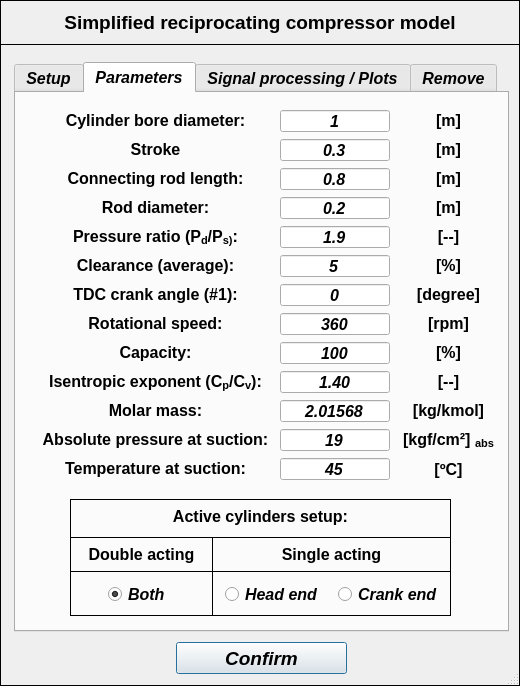
This is data/user_input/ui/Model/Setup/Acoustic/compressorModelInput.ui in open-pulse/OpenPulse as Qt 5 draws it before an edit. The edited form follows.
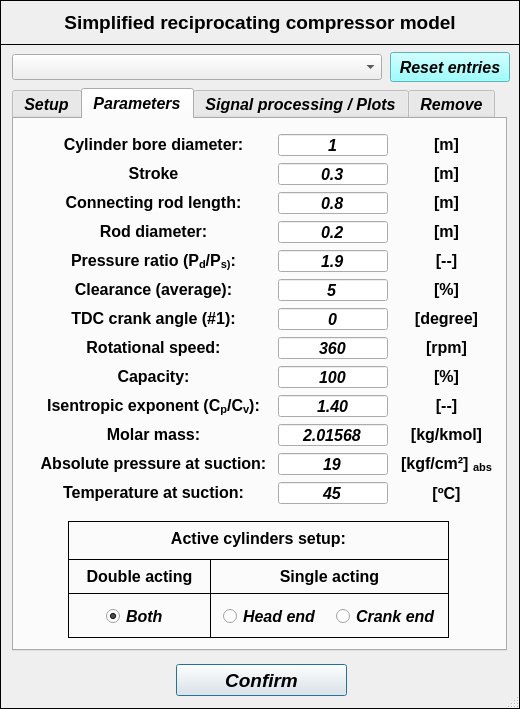
This is the edited form. The open tabs and pages were chosen to show the change.

Commit message: Compressor interface improvement #136

Patch:
```diff
--- a/data/user_input/ui/Model/Setup/Acoustic/compressorModelInput.ui
+++ b/data/user_input/ui/Model/Setup/Acoustic/compressorModelInput.ui
@@ -7,19 +7,19 @@
     <x>0</x>
     <y>0</y>
     <width>520</width>
-    <height>686</height>
+    <height>709</height>
    </rect>
   </property>
   <property name="minimumSize">
    <size>
     <width>520</width>
-    <height>686</height>
+    <height>709</height>
    </size>
   </property>
   <property name="maximumSize">
    <size>
     <width>520</width>
-    <height>686</height>
+    <height>709</height>
    </size>
   </property>
   <property name="windowTitle">
@@ -65,7 +65,7 @@
      <x>0</x>
      <y>44</y>
      <width>520</width>
-     <height>642</height>
+     <height>665</height>
     </rect>
    </property>
    <property name="minimumSize">
@@ -77,7 +77,7 @@
    <property name="maximumSize">
     <size>
      <width>520</width>
-     <height>642</height>
+     <height>680</height>
     </size>
    </property>
    <property name="frameShape">
@@ -90,7 +90,7 @@
     <property name="geometry">
      <rect>
       <x>176</x>
-      <y>598</y>
+      <y>620</y>
       <width>171</width>
       <height>32</height>
      </rect>
@@ -120,22 +120,22 @@
    <widget class="QTabWidget" name="tabWidget_compressor">
     <property name="geometry">
      <rect>
-      <x>14</x>
-      <y>18</y>
+      <x>12</x>
+      <y>44</y>
       <width>495</width>
-      <height>570</height>
+      <height>563</height>
      </rect>
     </property>
     <property name="minimumSize">
      <size>
       <width>495</width>
-      <height>570</height>
+      <height>563</height>
      </size>
     </property>
     <property name="maximumSize">
      <size>
       <width>495</width>
-      <height>570</height>
+      <height>563</height>
      </size>
     </property>
     <property name="font">
@@ -1678,7 +1678,7 @@
       <property name="geometry">
        <rect>
         <x>264</x>
-        <y>16</y>
+        <y>14</y>
         <width>113</width>
         <height>377</height>
        </rect>
@@ -2012,7 +2012,7 @@
       <property name="geometry">
        <rect>
         <x>20</x>
-        <y>16</y>
+        <y>14</y>
         <width>239</width>
         <height>377</height>
        </rect>
@@ -2427,7 +2427,7 @@
       <property name="geometry">
        <rect>
         <x>382</x>
-        <y>16</y>
+        <y>14</y>
         <width>101</width>
         <height>377</height>
        </rect>
@@ -2848,7 +2848,7 @@
       <property name="geometry">
        <rect>
         <x>54</x>
-        <y>406</y>
+        <y>402</y>
         <width>381</width>
         <height>117</height>
        </rect>
@@ -4645,6 +4645,93 @@
      <zorder>pushButton_close</zorder>
     </widget>
    </widget>
+   <widget class="QPushButton" name="pushButton_reset_entries">
+    <property name="enabled">
+     <bool>true</bool>
+    </property>
+    <property name="geometry">
+     <rect>
+      <x>390</x>
+      <y>8</y>
+      <width>120</width>
+      <height>30</height>
+     </rect>
+    </property>
+    <property name="minimumSize">
+     <size>
+      <width>120</width>
+      <height>30</height>
+     </size>
+    </property>
+    <property name="maximumSize">
+     <size>
+      <width>120</width>
+      <height>30</height>
+     </size>
+    </property>
+    <property name="font">
+     <font>
+      <family>Arial</family>
+      <pointsize>12</pointsize>
+      <weight>75</weight>
+      <italic>true</italic>
+      <bold>true</bold>
+      <stylestrategy>PreferDefault</stylestrategy>
+     </font>
+    </property>
+    <property name="cursor">
+     <cursorShape>ArrowCursor</cursorShape>
+    </property>
+    <property name="layoutDirection">
+     <enum>Qt::LeftToRight</enum>
+    </property>
+    <property name="autoFillBackground">
+     <bool>false</bool>
+    </property>
+    <property name="styleSheet">
+     <string notr="true">background-color: rgb(128, 253, 255);</string>
+    </property>
+    <property name="text">
+     <string>Reset entries</string>
+    </property>
+    <property name="shortcut">
+     <string>Shift+A</string>
+    </property>
+    <property name="checkable">
+     <bool>false</bool>
+    </property>
+    <property name="autoDefault">
+     <bool>true</bool>
+    </property>
+    <property name="default">
+     <bool>false</bool>
+    </property>
+    <property name="flat">
+     <bool>false</bool>
+    </property>
+   </widget>
+   <widget class="QComboBox" name="comboBox_compressors_tables">
+    <property name="geometry">
+     <rect>
+      <x>12</x>
+      <y>10</y>
+      <width>370</width>
+      <height>26</height>
+     </rect>
+    </property>
+    <property name="minimumSize">
+     <size>
+      <width>370</width>
+      <height>26</height>
+     </size>
+    </property>
+    <property name="maximumSize">
+     <size>
+      <width>370</width>
+      <height>26</height>
+     </size>
+    </property>
+   </widget>
   </widget>
  </widget>
  <tabstops>
```
Left out of the diff: 6 changed lines with no effect on the pictures. The commit also changes 3 other files.
